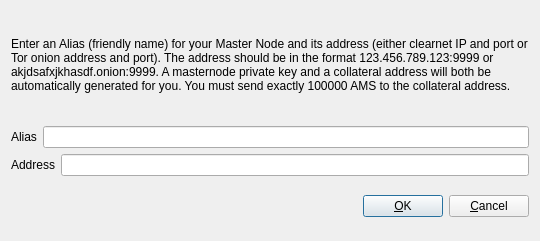
Before: the Qt Designer form src/qt/forms/addeditadrenalinenode.ui in CoinBuild/AmsterdamCoin, drawn with Qt 5.
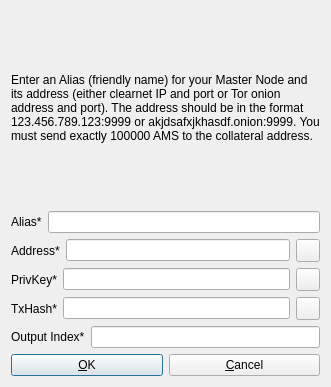
After: the same form once the commit is applied. Icons and pictures are not drawn.

Diff of the .ui file:
```diff
--- a/src/qt/forms/addeditadrenalinenode.ui
+++ b/src/qt/forms/addeditadrenalinenode.ui
@@ -6,8 +6,8 @@
    <rect>
     <x>0</x>
     <y>0</y>
-    <width>540</width>
-    <height>241</height>
+    <width>331</width>
+    <height>387</height>
    </rect>
   </property>
   <property name="windowTitle">
@@ -18,15 +18,7 @@
   </property>
   <layout class="QVBoxLayout" name="verticalLayout">
    <item>
-    <layout class="QVBoxLayout" name="verticalLayout_2">
-     <property name="topMargin">
-      <number>0</number>
-     </property>
-     <property name="bottomMargin">
-      <number>0</number>
-     </property>
-     <item>
-      <widget class="QLabel" name="label_3">
+    <widget class="QLabel" name="label_9">
        <property name="sizePolicy">
         <sizepolicy hsizetype="Preferred" vsizetype="Expanding">
          <horstretch>0</horstretch>
@@ -34,7 +26,7 @@
         </sizepolicy>
        </property>
        <property name="text">
-        <string>&lt;html&gt;&lt;head/&gt;&lt;body&gt;&lt;p&gt;Enter an Alias (friendly name) for your Master Node and its address (either clearnet IP and port or Tor onion address and port).  The address should be in the format 123.456.789.123:9999 or akjdsafxjkhasdf.onion:9999.  A masternode private key and a collateral address will both be automatically generated for you.  You must send exactly 100000 AMS to the collateral address.&lt;/p&gt;&lt;/body&gt;&lt;/html&gt;</string>
+      <string>&lt;html&gt;&lt;head/&gt;&lt;body&gt;&lt;p&gt;Enter an Alias (friendly name) for your Master Node and its address (either clearnet IP and port or Tor onion address and port). The address should be in the format 123.456.789.123:9999 or akjdsafxjkhasdf.onion:9999. You must send exactly 100000 AMS to the collateral address.&lt;/p&gt;&lt;/body&gt;&lt;/html&gt;</string>
        </property>
        <property name="wordWrap">
         <bool>true</bool>
@@ -42,14 +34,14 @@
       </widget>
      </item>
      <item>
-      <layout class="QHBoxLayout" name="horizontalLayout">
+    <layout class="QHBoxLayout" name="horizontalLayout_4">
        <property name="bottomMargin">
         <number>0</number>
        </property>
        <item>
         <widget class="QLabel" name="label">
          <property name="text">
-          <string>Alias</string>
+        <string>Alias*</string>
          </property>
         </widget>
        </item>
@@ -59,20 +51,37 @@
       </layout>
      </item>
      <item>
-      <layout class="QHBoxLayout" name="horizontalLayout_2">
+    <layout class="QHBoxLayout" name="horizontalLayout_5">
        <property name="bottomMargin">
         <number>0</number>
        </property>
        <item>
-        <widget class="QLabel" name="label_2">
+      <widget class="QLabel" name="label_6">
          <property name="text">
-          <string>Address</string>
+        <string>Address*</string>
          </property>
         </widget>
        </item>
        <item>
         <widget class="QLineEdit" name="addressLineEdit"/>
        </item>
+     <item>
+      <widget class="QToolButton" name="AddEditAddressPasteButton">
+       <property name="toolTip">
+        <string>Paste address from clipboard</string>
+       </property>
+       <property name="text">
+        <string/>
+       </property>
+       <property name="icon">
+        <iconset resource="../bitcoin.qrc">
+         <normaloff>:/icons/editpaste</normaloff>:/icons/editpaste</iconset>
+       </property>
+       <property name="shortcut">
+        <string>Alt+P</string>
+       </property>
+      </widget>
+     </item>
       </layout>
      </item>
      <item>
@@ -80,57 +89,88 @@
        <property name="bottomMargin">
         <number>0</number>
        </property>
-      </layout>
+     <item>
+      <widget class="QLabel" name="label_5">
+       <property name="text">
+        <string>PrivKey*</string>
+       </property>
+      </widget>
+     </item>
+     <item>
+      <widget class="QLineEdit" name="privkeyLineEdit"/>
+     </item>
+     <item>
+      <widget class="QToolButton" name="AddEditPrivkeyPasteButton">
+       <property name="toolTip">
+        <string>Paste address from clipboard</string>
+       </property>
+       <property name="text">
+        <string/>
+       </property>
+       <property name="icon">
+        <iconset resource="../bitcoin.qrc">
+         <normaloff>:/icons/editpaste</normaloff>:/icons/editpaste</iconset>
+       </property>
+       <property name="shortcut">
+        <string>Alt+P</string>
+       </property>
+      </widget>
+     </item>
+    </layout>
+   </item>
+   <item>
+    <layout class="QHBoxLayout" name="horizontalLayout_2">
+     <property name="bottomMargin">
+      <number>0</number>
+     </property>
+     <item>
+      <widget class="QLabel" name="label_2">
+       <property name="text">
+        <string>TxHash*</string>
+       </property>
+      </widget>
+     </item>
+     <item>
+      <widget class="QLineEdit" name="txhashLineEdit"/>
+     </item>
+     <item>
+      <widget class="QToolButton" name="AddEditTxhashPasteButton">
+       <property name="toolTip">
+        <string>Paste address from clipboard</string>
+       </property>
+       <property name="text">
+        <string/>
+       </property>
+       <property name="icon">
+        <iconset resource="../bitcoin.qrc">
+         <normaloff>:/icons/editpaste</normaloff>:/icons/editpaste</iconset>
+       </property>
+       <property name="shortcut">
+        <string>Alt+P</string>
+       </property>
+      </widget>
+     </item>
+    </layout>
+   </item>
+   <item>
+    <layout class="QHBoxLayout" name="horizontalLayout_8">
+     <property name="bottomMargin">
+      <number>0</number>
+     </property>
+     <item>
+      <widget class="QLabel" name="label_8">
+       <property name="text">
+        <string>Output Index*</string>
+       </property>
+      </widget>
+     </item>
+     <item>
+      <widget class="QLineEdit" name="outputindexLineEdit"/>
      </item>
     </layout>
    </item>
    <item>
     <layout class="QHBoxLayout" name="horizontalLayout_Buttons">
-     <item>
-      <spacer name="horizontalSpacer_1">
-       <property name="orientation">
-        <enum>Qt::Horizontal</enum>
-       </property>
-       <property name="sizeHint" stdset="0">
-        <size>
-         <width>40</width>
-         <height>48</height>
-        </size>
-       </property>
-      </spacer>
-     </item>
-     <item>
-      <widget class="QLabel" name="statusLabel">
-       <property name="font">
-        <font>
-         <weight>75</weight>
-         <bold>true</bold>
-        </font>
-       </property>
-       <property name="text">
-        <string/>
-       </property>
-       <property name="textFormat">
-        <enum>Qt::PlainText</enum>
-       </property>
-       <property name="wordWrap">
-        <bool>true</bool>
-       </property>
-      </widget>
-     </item>
-     <item>
-      <spacer name="horizontalSpacer_2">
-       <property name="orientation">
-        <enum>Qt::Horizontal</enum>
-       </property>
-       <property name="sizeHint" stdset="0">
-        <size>
-         <width>40</width>
-         <height>48</height>
-        </size>
-       </property>
-      </spacer>
-     </item>
      <item>
       <widget class="QPushButton" name="okButton">
        <property name="text">
```
Left out of the diff: 8 changed lines with no effect on the pictures. Lines whose indentation alone changed are shown as unchanged.
